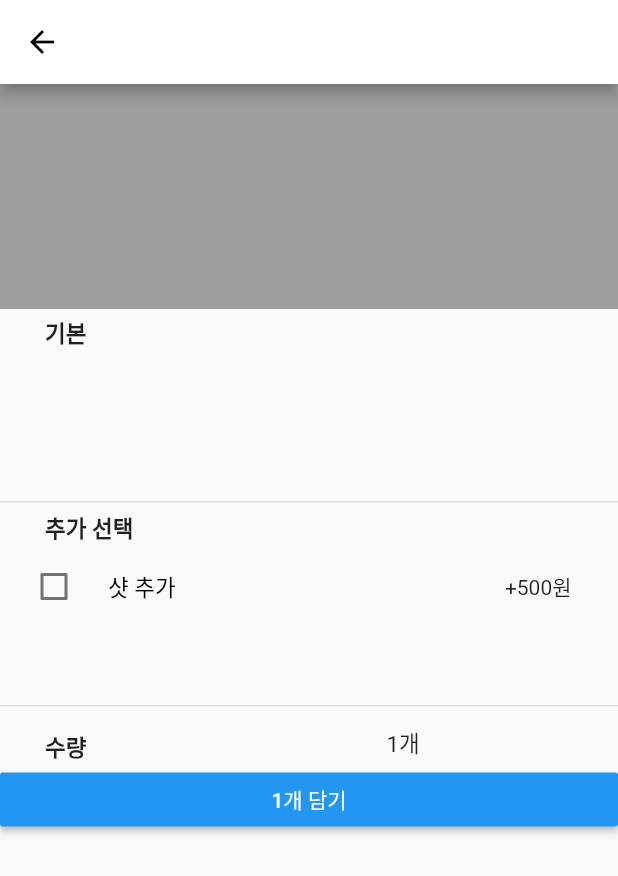
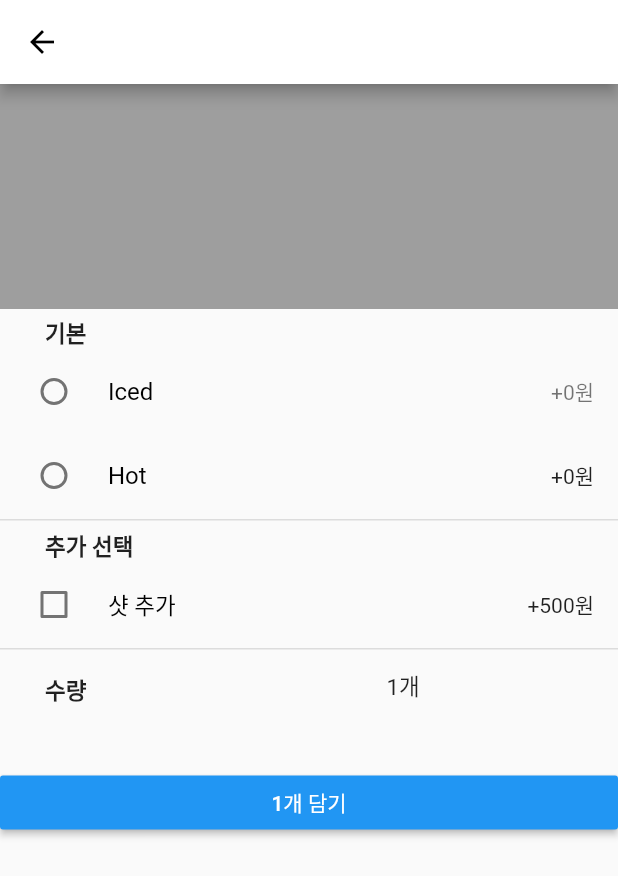
Before and after one commit to ungchun/capstoneDesignCustomer, a Flutter app: the OrderWidget screen opened directly, on a phone screen of 412 x 824 dp. Shown: the top 876 px of the screen. Run offline on Flutter 3.47's test engine with Material 2 defaults, Android fonts, the phone set to English and light mode, and no system bars; our stand-ins replace cloud_firestore, firebase_core, flutter_swiper, google_maps_flutter; missing offline and left inert: qrscan; accounts and stored records are empty.

Commit message:
20201018

```diff
--- a/capstone_customer/lib/order/orderWidget.dart
+++ b/capstone_customer/lib/order/orderWidget.dart
@@ -7,7 +7,22 @@ class OrderWidget extends StatefulWidget {
 }
 
 class _OrderWidgetState extends State<OrderWidget> {
+  int selectedRadioTile;
+
+  @override
+  void initState() {
+    super.initState();
+    selectedRadioTile = 0;
+  }
+
+  setSelectedRadioTile(int val) {
+    setState(() {
+      selectedRadioTile = val;
+    });
+  }
+
   bool _checked = false;
+
   @override
   Widget build(BuildContext context) {
     return Scaffold(
@@ -30,32 +45,149 @@ class _OrderWidgetState extends State<OrderWidget> {
                 color: Colors.grey,
               ),
             ),
-            Padding(
-                padding: const EdgeInsets.fromLTRB(30, 5, 0, 0),
+            //Padding(
+            //   padding: const EdgeInsets.fromLTRB(30, 5, 0, 0),
+            //child:
+            Container(
+              margin: EdgeInsets.fromLTRB(30, 5, 0, 0),
               child: Text(
                 "기본",
                 style: TextStyle(fontWeight: FontWeight.bold, fontSize: 15),
-                )),
-            Padding(
-              padding: const EdgeInsets.fromLTRB(0, 0, 0, 0),
+              ),
+            ), //),
+            //Padding(
+            //padding: const EdgeInsets.fromLTRB(0, 0, 0, 0),
+            RadioListTile(
+              value: 1,
+              groupValue: selectedRadioTile,
+              title: Text(
+                "Iced",
+                style: TextStyle(
+                  color: Colors.black,
+                ),
+              ),
+              //subtitle: Text("+0원"),
+              onChanged: (val) {
+                setSelectedRadioTile(val);
+              },
+              activeColor: Colors.black54,
+              secondary: Text("+0원"),
+              selected: true,
+            ),
+            RadioListTile(
+              value: 2,
+              groupValue: selectedRadioTile,
+              title: Text(
+                "Hot",
+                style: TextStyle(
+                  color: Colors.black,
+                ),
+              ),
+              //subtitle: Text("+0원"),
+              onChanged: (val) {
+                setSelectedRadioTile(val);
+              },
+              activeColor: Colors.black54,
+              secondary: Text("+0원"),
+              selected: false,
+            ),
+
+            //  ),
+            /*
+              child: ButtonBar(
+                  alignment: MainAxisAlignment.center,
+                  children: <Widget>[
+                    Radio(
+                      value: 1,
+                      groupValue: selectedRadio,
+                      activeColor: Colors.blue,
+                      onChanged: (val) {
+                        print("Radio $val");
+                        setSelectedRadio(val);
+                      },
+                    ),
+                    Radio(
+                      value: 2,
+                      groupValue: selectedRadio,
+                      activeColor: Colors.blue,
+                      onChanged: (val) {
+                        print("Radio $val");
+                        setSelectedRadio(val);
+                      },
+                    ),
+                  ]),
+            ),
+            */
+
+            /*
+                child: CheckboxListTile(
+                    title: Text(
+                      "아메리카노",
+                      style: TextStyle(
+                        //fontWeight: FontWeight.bold,
+                        fontSize: 15,
+                        color: Colors.black,
+                      ),
+                    ),
+                    secondary: Text("3,000원"),
+                    controlAffinity: ListTileControlAffinity.leading,
+                    value: _checked,
+                    onChanged: (bool value) {
+                      setState(() {
+                        _checked = value;
+                      });
+                    })
+                    ),*/
+
+            /*
+              child: InkWell(
+                onTap: () {
+                  setState(() {
+                    _checked = !_checked;
+                  });
+                },
+                child: Container(
+                  decoration:
+                      BoxDecoration(shape: BoxShape.circle, color: Colors.blue),
+                  child: Padding(
+                    padding: const EdgeInsets.all(10.0),
+                    child: _checked
+                        ? Icon(
+                            Icons.check,
+                            size: 10.0,
+                            color: Colors.white,
+                          )
+                        : Icon(
+                            Icons.check_box_outline_blank,
+                            size: 10.0,
+                            color: Colors.blue,
+                          ),
+                  ),
+                ),
+                */
+
+            /*
               child: Container(
                 height: 100,
                 // color: Colors.white,
-              ),
-            ),
+              ),*/
+
             Divider(
               height: 3,
               thickness: 1,
             ),
-            Padding(
-                padding: const EdgeInsets.fromLTRB(30, 5, 0, 0),
+            //Padding(
+            //  padding: const EdgeInsets.fromLTRB(30, 5, 0, 0),
+            Container(
+              margin: EdgeInsets.fromLTRB(30, 5, 0, 0),
               child: Text(
                 "추가 선택",
                 style: TextStyle(fontWeight: FontWeight.bold, fontSize: 15),
-                )),
-            Padding(
-                padding: const EdgeInsets.fromLTRB(0, 0, 15, 50),
-                child: CheckboxListTile(
+              ),
+            ), //),
+            //Padding(
+            //  padding: const EdgeInsets.fromLTRB(0, 0, 0, 0),
+            CheckboxListTile(
                 title: Text(
                   "샷 추가",
                   style: TextStyle(
@@ -71,13 +203,15 @@ class _OrderWidgetState extends State<OrderWidget> {
                   setState(() {
                     _checked = value;
                   });
-                    })),
+                }), //),
             Divider(
               height: 3,
               thickness: 1,
             ),
-            Padding(
-                padding: const EdgeInsets.fromLTRB(30, 5, 0, 0),
+            //Padding(
+            //  padding: const EdgeInsets.fromLTRB(30, 5, 0, 0),
+            Container(
+              margin: EdgeInsets.fromLTRB(30, 5, 0, 40),
               child: Row(
                 //mainAxisAlignment: MainAxisAlignment.center,
                 // crossAxisAlignment: CrossAxisAlignment.stretch,
@@ -86,8 +220,8 @@ class _OrderWidgetState extends State<OrderWidget> {
                     padding: const EdgeInsets.fromLTRB(0, 10, 0, 0),
                     child: Text(
                       "수량",
-                        style: TextStyle(
-                            fontWeight: FontWeight.bold, fontSize: 15),
+                      style:
+                          TextStyle(fontWeight: FontWeight.bold, fontSize: 15),
                     ),
                   ),
                   Padding(
@@ -98,10 +232,11 @@ class _OrderWidgetState extends State<OrderWidget> {
                     ),
                   ),
                 ],
-                )),
-            Padding(
-                padding: const EdgeInsets.fromLTRB(0, 0, 0, 0),
-                child: RaisedButton(
+              ),
+            ), //),
+            //Padding(
+            //  padding: const EdgeInsets.fromLTRB(0, 0, 0, 0),
+            RaisedButton(
               color: Colors.blue,
               child: Text("1개 담기"),
               splashColor: Colors.red,
@@ -109,7 +244,7 @@ class _OrderWidgetState extends State<OrderWidget> {
               disabledTextColor: Colors.black,
               onPressed: () {},
               textColor: Colors.white,
-                )),
+            ), //),
           ],
 
           /*
```
Lines whose indentation alone changed are shown as unchanged.
